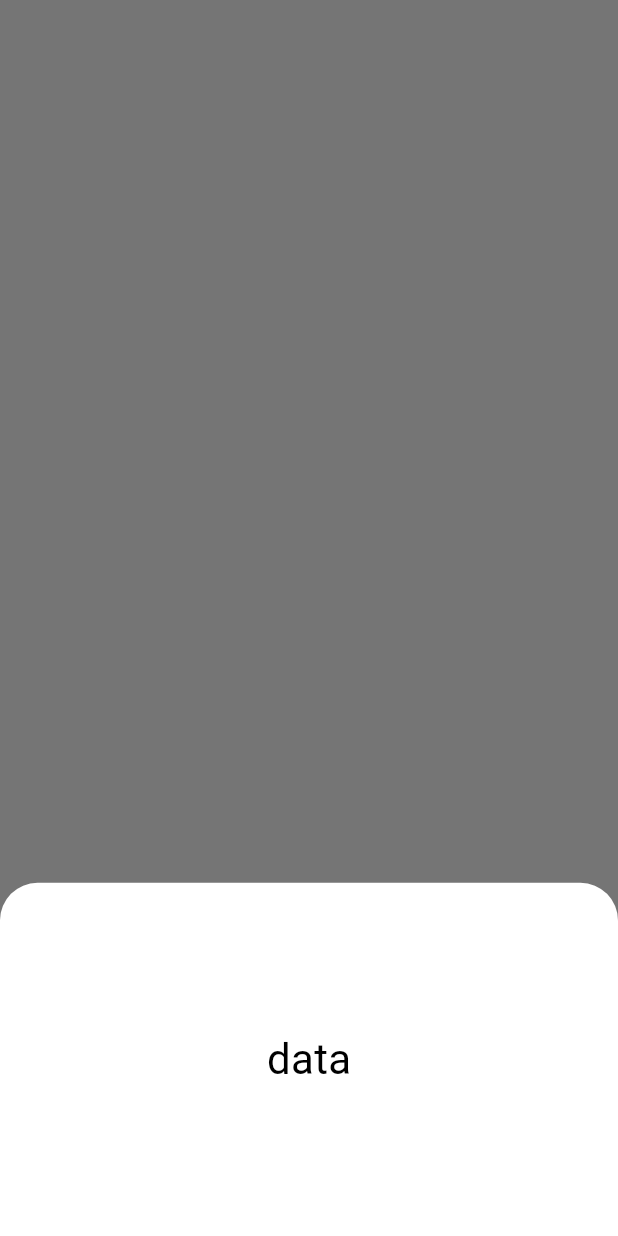
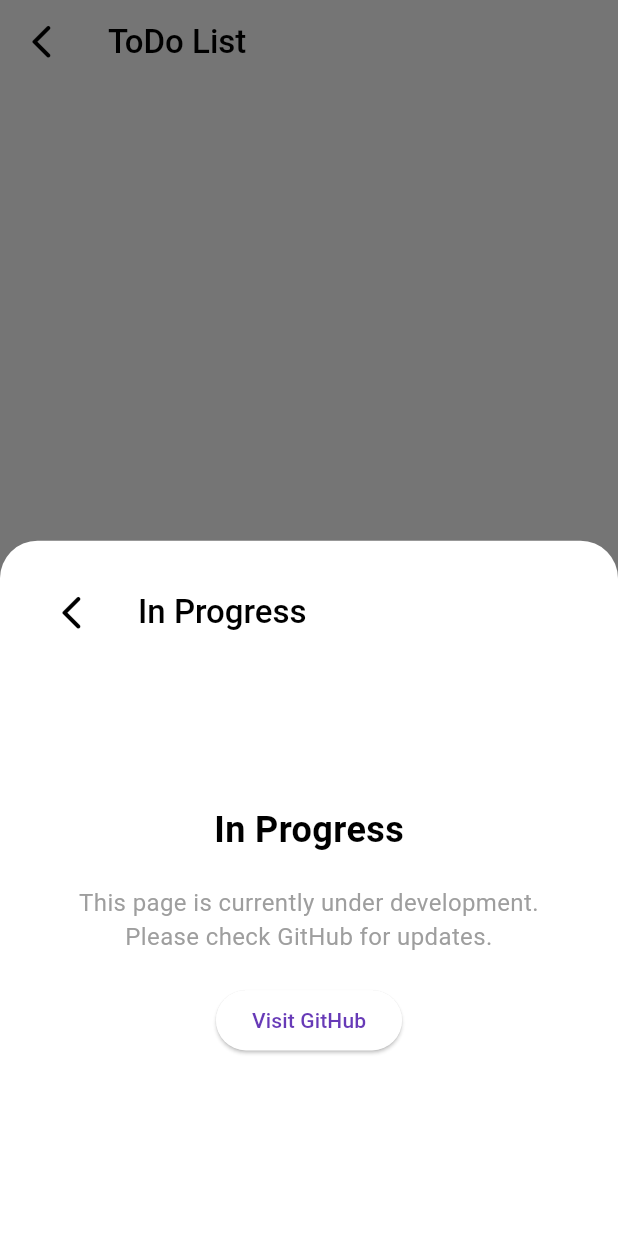
Before and after one commit to Gabbar-v7/Ascent, a Flutter app: the screen it shows after launch, item 4 of the bottom bar chosen, on a phone screen of 412 x 824 dp. Run offline on Flutter 3.47's test engine with Material 3 defaults, Android fonts, the phone set to English and light mode, and no system bars; our stand-ins replace fluentui_system_icons.

Commit message:
in progress page + todo setup

```diff
--- a/lib/visuals/home_page.dart
+++ b/lib/visuals/home_page.dart
@@ -1,7 +1,8 @@
+import 'package:ascent/visuals/screens/in_progress.dart';
 import 'package:flutter/material.dart';
 import 'package:ascent/visuals/components/app_style.dart';
 import 'package:fluentui_system_icons/fluentui_system_icons.dart';
-import 'package:ascent/screens/todo.dart';
+import 'package:ascent/visuals/screens/todo.dart';
 
 class HomePage extends StatefulWidget {
   const HomePage({super.key});
@@ -16,8 +17,8 @@ class HomePageState extends State<HomePage> {
   int _pageIndex = 0;
   late List<Widget> pageList = [
     const ToDoPage(),
-    const Text("Page2"),
-    const Text("page3"),
+    InProgressPage(),
+    InProgressPage(),
   ];
 
   @override
@@ -29,17 +30,14 @@ class HomePageState extends State<HomePage> {
   void _showModalBottomSheet() {
     showModalBottomSheet(
       context: context,
-      constraints: BoxConstraints(
-        maxWidth: double.infinity,
-        maxHeight: MediaQuery.of(context).size.height / 3.5,
-      ),
+      constraints: BoxConstraints(maxWidth: double.infinity),
       shape: const RoundedRectangleBorder(
         borderRadius: BorderRadius.vertical(top: Radius.circular(25)),
       ),
       builder: (context) {
         return const Padding(
           padding: EdgeInsets.all(20),
-          child: Center(child: Text("data", style: TextStyle(fontSize: 28))),
+          child: InProgressPage(),
         );
       },
     );
--- /dev/null
+++ b/lib/visuals/screens/in_progress.dart
@@ -0,0 +1,66 @@
+import 'package:ascent/visuals/components/app_style.dart';
+import 'package:flutter/material.dart';
+import 'package:url_launcher/url_launcher.dart';
+
+class InProgressPage extends StatefulWidget {
+  const InProgressPage({super.key});
+
+  @override
+  State createState() => _InProgressPageState();
+}
+
+class _InProgressPageState extends State<InProgressPage> {
+  // GitHub URL to open
+  final Uri githubUrl = Uri.parse('https://github.com/Gabbar-v7/Ascent');
+  late final AppStyle appStyle = AppStyle(context: context);
+
+  @override
+  void initState() {
+    super.initState();
+    appStyle;
+  }
+
+  // Function to launch the GitHub URL
+  Future<void> _launchGithubUrl() async {
+    if (await canLaunchUrl(githubUrl)) {
+      await launchUrl(githubUrl, mode: LaunchMode.externalApplication);
+    } else {
+      throw 'Could not launch $githubUrl';
+    }
+  }
+
+  @override
+  Widget build(BuildContext context) {
+    return Scaffold(
+      appBar: appStyle.appBar("In Progress"),
+      body: Center(
+        child: Column(
+          mainAxisAlignment: MainAxisAlignment.center,
+          children: [
+            // Bold text in the center
+            Text(
+              'In Progress',
+              style: TextStyle(fontSize: 24, fontWeight: FontWeight.bold),
+            ),
+            SizedBox(height: 20), // Spacing
+            // Informative text
+            Padding(
+              padding: const EdgeInsets.symmetric(horizontal: 20),
+              child: Text(
+                'This page is currently under development.\nPlease check GitHub for updates.',
+                textAlign: TextAlign.center,
+                style: TextStyle(fontSize: 16, color: Colors.grey),
+              ),
+            ),
+            SizedBox(height: 20), // Spacing
+            // Button to open GitHub URL
+            ElevatedButton(
+              onPressed: _launchGithubUrl,
+              child: Text('Visit GitHub'),
+            ),
+          ],
+        ),
+      ),
+    );
+  }
+}
--- a/lib/screens/todo.dart
+++ b/lib/visuals/screens/todo.dart
@@ -1,3 +1,4 @@
+import 'package:ascent/visuals/components/app_style.dart';
 import 'package:flutter/material.dart';
 
 class ToDoPage extends StatefulWidget {
@@ -8,8 +9,16 @@ class ToDoPage extends StatefulWidget {
 }
 
 class _ToDoPageState extends State<ToDoPage> {
+  late final AppStyle appStyle = AppStyle(context: context);
+
+  @override
+  void initState() {
+    super.initState();
+    appStyle;
+  }
+
   @override
   Widget build(BuildContext context) {
-    return Scaffold();
+    return Scaffold(appBar: appStyle.appBar("ToDo List"));
   }
 }
--- a/pubspec.yaml
+++ b/pubspec.yaml
@@ -37,6 +37,9 @@ dependencies:
 
   # Visuals
   fluentui_system_icons: ^1.1.273
+
+  # Native Support
+  url_launcher: ^6.3.1
 
 dev_dependencies:
   flutter_test:
```
Also changed, not shown: pubspec.lock, 2 other files.
